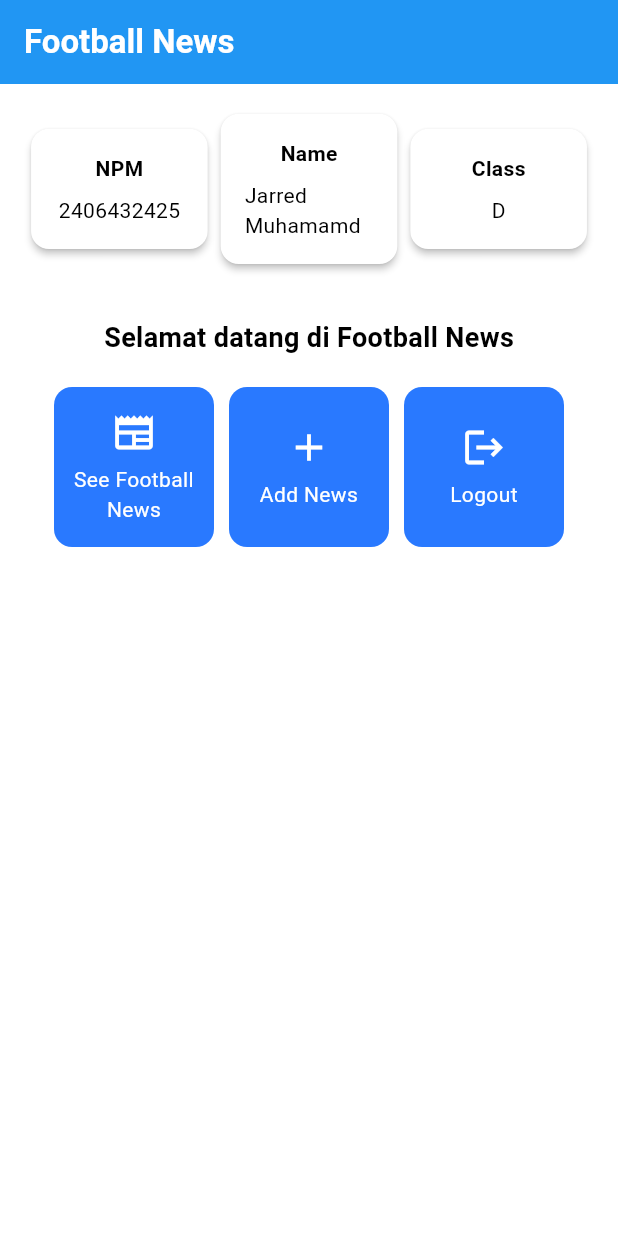
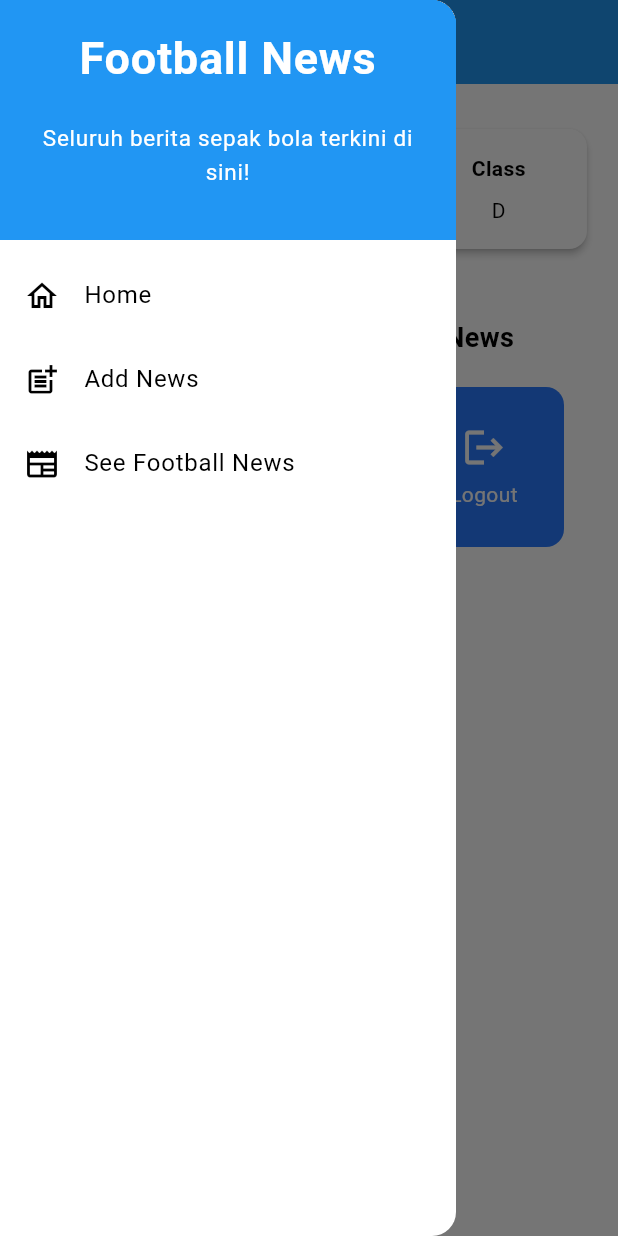
Before and after one commit to jarredddd/football-news-mobile, a Flutter app: the screen it shows after launch, with the side drawer open (before the commit the screen has no drawer), on a phone screen of 412 x 824 dp. Run offline on Flutter 3.47's test engine with Material 3 defaults, Android fonts, the phone set to English and light mode, and no system bars.

Commit message:
Tutorial 7

```diff
--- a/lib/main.dart
+++ b/lib/main.dart
@@ -1,5 +1,5 @@
 import 'package:flutter/material.dart';
-import 'menu.dart';
+import 'screen/menu.dart';
 
 void main() {
   runApp(const MyApp());
--- a/lib/menu.dart
+++ b/lib/screen/menu.dart
@@ -1,4 +1,6 @@
 import 'package:flutter/material.dart';
+import 'package:football_news/widgets/left_drawer.dart';
+import 'package:football_news/screen/newslist_form.dart';
 
 
 class MyHomePage extends StatelessWidget {
@@ -30,6 +32,7 @@ class MyHomePage extends StatelessWidget {
         // Warna latar belakang AppBar diambil dari skema warna tema aplikasi.
         backgroundColor: Theme.of(context).colorScheme.primary,
       ),
+      drawer: LeftDrawer(),
       // Body halaman dengan padding di sekelilingnya.
       body: Padding(
         padding: const EdgeInsets.all(16.0),
@@ -157,6 +160,15 @@ class ItemCard extends StatelessWidget {
             ..showSnackBar(
                 SnackBar(content: Text("Kamu telah menekan tombol ${item.name}!"))
             );
+          if (item.name == "Add News") {
+            // Gunakan Navigator.push untuk melakukan navigasi ke MaterialPageRoute yang mencakup NewsFormPage.
+            Navigator.push(
+              context,
+              MaterialPageRoute(
+                builder: (context) => NewsFormPage(),
+              ),
+            );
+          }
         },
         // Container untuk menyimpan Icon dan Text
         child: Container(
--- /dev/null
+++ b/lib/widgets/left_drawer.dart
@@ -0,0 +1,82 @@
+import 'package:flutter/material.dart';
+import 'package:football_news/screen/menu.dart';
+import 'package:football_news/screen/newslist_form.dart';
+
+class LeftDrawer extends StatelessWidget {
+  const LeftDrawer({super.key});
+
+  @override
+  Widget build(BuildContext context) {
+    return Drawer(
+      child: ListView(
+        children: [
+          const DrawerHeader(
+            decoration: BoxDecoration(
+              color: Colors.blue,
+            ),
+            child: Column(
+              children: [
+                Text(
+                  'Football News',
+                  textAlign: TextAlign.center,
+                  style: TextStyle(
+                    fontSize: 30,
+                    fontWeight: FontWeight.bold,
+                    color: Colors.white,
+                  ),
+                ),
+                Padding(padding: EdgeInsets.all(10)),
+                Text("Seluruh berita sepak bola terkini di sini!",
+                  // Tambahkan gaya teks dengan center alignment, font ukuran 15, warna putih, dan weight biasa
+                  textAlign: TextAlign.center,
+                  style: TextStyle(
+                    fontSize: 15,
+                    color: Colors.white,
+                    fontWeight: FontWeight.normal,
+                  )
+                ),
+              ],
+            ),
+          ),
+          ListTile(
+            leading: const Icon(Icons.home_outlined),
+            title: const Text('Home'),
+            // Bagian redirection ke MyHomePage
+            onTap: () {
+              Navigator.pushReplacement(
+                  context,
+                  MaterialPageRoute(
+                    builder: (context) => MyHomePage(),
+                  ));
+            },
+          ),
+          ListTile(
+            leading: const Icon(Icons.post_add),
+            title: const Text('Add News'),
+            // Bagian redirection ke NewsFormPage
+            onTap: () { // Routing ke NewsFormPage di sini, setelah halaman NewsFormPage sudah dibuat.
+              Navigator.pushReplacement(
+                  context,
+                  MaterialPageRoute(
+                    builder: (context) => NewsFormPage(),
+                  ));
+            },
+          ),
+          // TODO: Buat ListTile baru untuk ke halaman melihat news
+          ListTile(
+            leading: const Icon(Icons.newspaper),
+            title: const Text('See Football News'),
+            // Bagian redirection ke MyHomePage
+            onTap: () {
+              Navigator.pushReplacement(
+                  context,
+                  MaterialPageRoute(
+                    builder: (context) => MyHomePage(),
+                  ));
+            },
+          ),
+        ],
+      ),
+    );
+  }
+}
```
Also changed, not shown: lib/screen/newslist_form.dart (added, +209 -0 lines), lib/widgets/news_card.dart (added).
